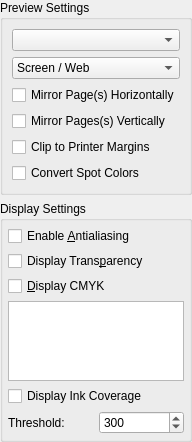
scribusproject/scribus, file scribus/ui/outputpreview_pdf.ui: the form before one commit.
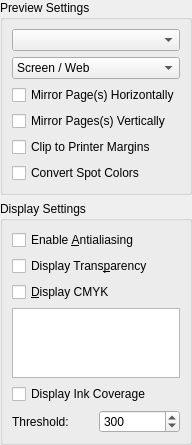
The form after the commit. Custom widgets are drawn as their Qt base class.

Commit message: #16402: Update margins for Preflight Verifier, Colors and Fills and Print/Output preview dialogs <bubu>

What changed in the file:
```diff
--- a/scribus/ui/outputpreview_pdf.ui
+++ b/scribus/ui/outputpreview_pdf.ui
@@ -103,21 +103,6 @@
       <string>Display Settings</string>
      </property>
      <layout class="QVBoxLayout" name="verticalLayout_3">
-      <property name="spacing">
-       <number>5</number>
-      </property>
-      <property name="leftMargin">
-       <number>5</number>
-      </property>
-      <property name="topMargin">
-       <number>5</number>
-      </property>
-      <property name="rightMargin">
-       <number>5</number>
-      </property>
-      <property name="bottomMargin">
-       <number>5</number>
-      </property>
       <item>
        <widget class="QCheckBox" name="antiAliasing">
         <property name="toolTip">
```
The commit also changes 5 other files.
